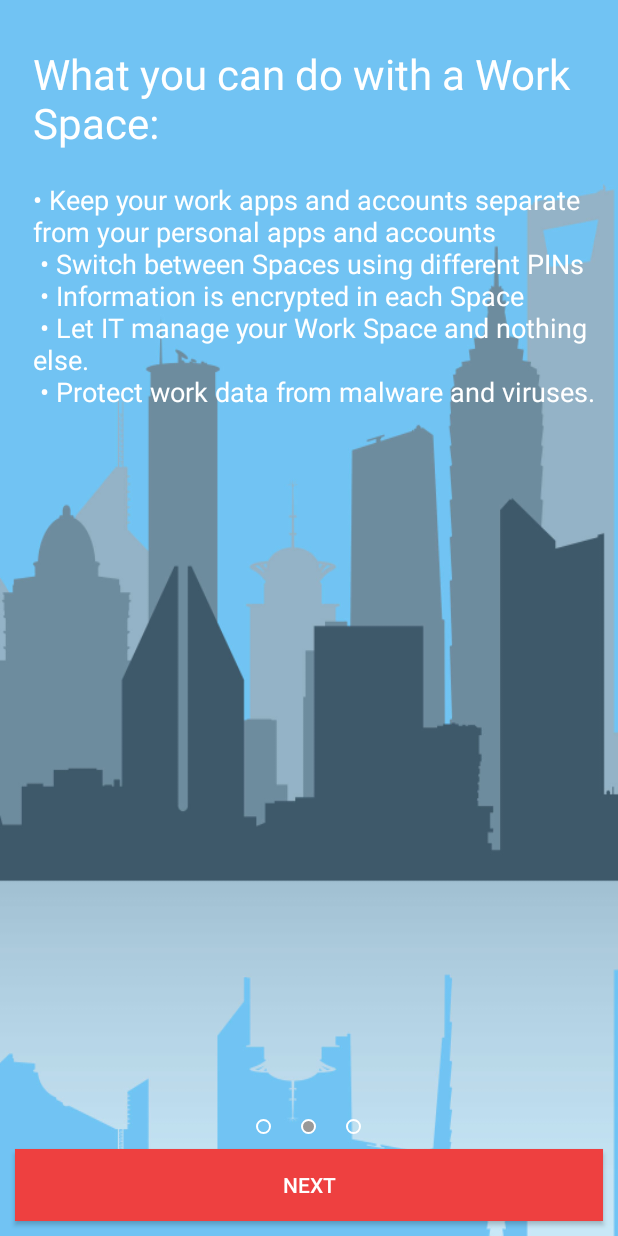
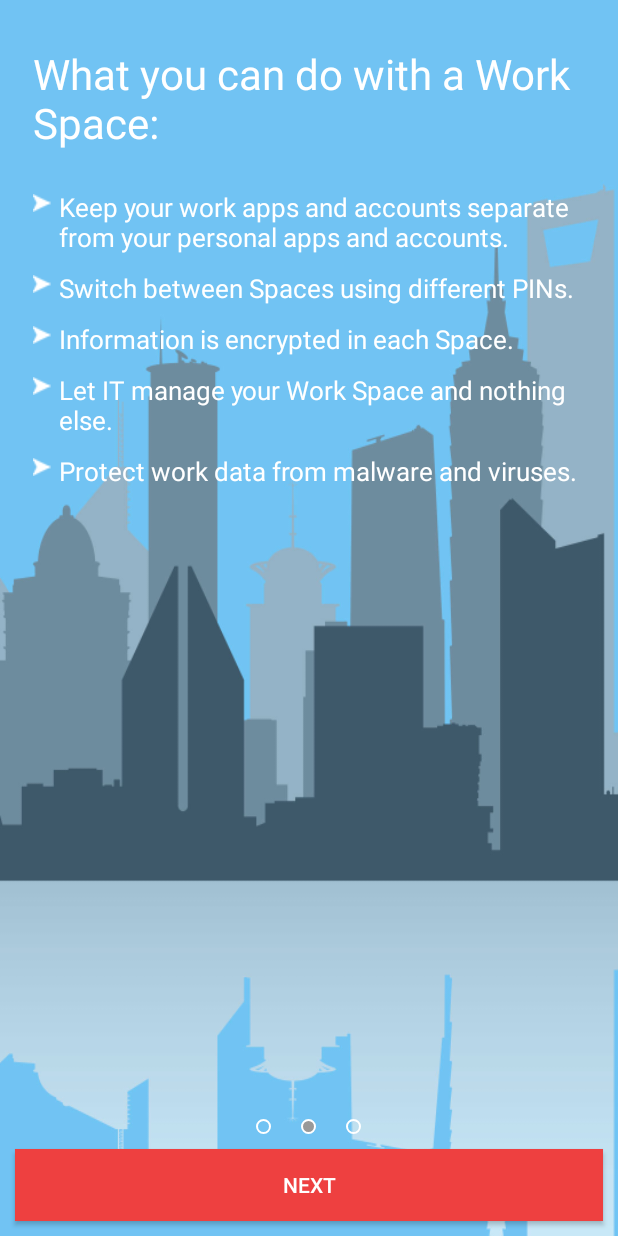
Before and after one commit to zhuanglm/Bootstrap, an Android app: the screen it shows after launch (BootstrapActivity), after a tap on "NEXT", on a phone screen of 412 x 824 dp. Run offline under Robolectric (Android 15) with nearby library versions, the phone set to English and light mode, and no system bars.

Commit message:
better feature list, cleanup

```diff
--- a/app/build.gradle
+++ b/app/build.gradle
@@ -5,7 +5,7 @@ android {
     buildToolsVersion "23.0.2"
 
     defaultConfig {
-        applicationId "com.securespaces.android.bootstrap"
+        applicationId "com.securespaces.android.bootstrap.thundersoft"
         minSdkVersion 23
         targetSdkVersion 23
         versionCode 1
--- a/app/src/main/java/com/securespaces/android/bootstrap/FragmentTwo.java
+++ b/app/src/main/java/com/securespaces/android/bootstrap/FragmentTwo.java
@@ -1,17 +1,74 @@
 package com.securespaces.android.bootstrap;
 
+import android.content.Context;
 import android.os.Bundle;
 import android.view.LayoutInflater;
 import android.view.View;
 import android.view.ViewGroup;
+import android.widget.BaseAdapter;
+import android.widget.ListView;
+import android.widget.TextView;
+
+import java.util.ArrayList;
 
 public class FragmentTwo extends InsetFragment {
+    FeatureAdapter mAdapter;
 
     @Override
     public View onCreateView(LayoutInflater inflater, ViewGroup container,
                              Bundle savedInstanceState) {
         mView = inflater.inflate(R.layout.fragment_two, container, false);
         setupInsetListener();
+
+        ListView listView = (ListView)mView.findViewById(R.id.listView);
+
+        mAdapter = new FeatureAdapter(getResources().getStringArray(R.array.space_features));
+        listView.setAdapter(mAdapter);
+
         return mView;
     }
+
+    public class FeatureAdapter extends BaseAdapter {
+        String[] mStrings;
+
+        public FeatureAdapter(String[] strings) {
+            mStrings = strings;
+        }
+
+
+        @Override
+        public int getCount() {
+            return mStrings.length;
+        }
+
+        @Override
+        public String getItem(int position) {
+            return mStrings[position];
+        }
+
+        @Override
+        public long getItemId(int position) {
+            return position;
+        }
+
+        private class ViewHolder {
+            TextView text;
+        }
+
+        @Override
+        public View getView(int position, View convertView, ViewGroup parent) {
+            ViewHolder viewHolder;
+            if (convertView == null) {
+                convertView = getActivity().getLayoutInflater().inflate(R.layout.item_feature_point, null);
+                viewHolder = new ViewHolder();
+                viewHolder.text = (TextView) convertView.findViewById(R.id.textView2);
+                convertView.setTag(viewHolder);
+            } else {
+                viewHolder = (ViewHolder) convertView.getTag();
+            }
+            viewHolder.text.setText(getItem(position));
+
+            return convertView;
+        }
+    }
 }
--- a/app/src/main/res/layout/fragment_two.xml
+++ b/app/src/main/res/layout/fragment_two.xml
@@ -15,7 +15,8 @@
         android:fitsSystemWindows="true"
         android:orientation="vertical"
         android:layout_width="match_parent"
-        android:layout_height="match_parent">
+        android:layout_height="match_parent"
+        android:layout_marginStart="@dimen/fragment_text_start_padding">
 
         <TextView
             android:layout_width="wrap_content"
@@ -24,17 +25,17 @@
             android:textSize="28sp"
             android:id="@+id/spaceNameView"
             android:layout_marginTop="@dimen/text_top_padding"
-            android:layout_marginStart="@dimen/fragment_text_start_padding"
             />
 
-        <TextView
+        <ListView
             android:layout_width="match_parent"
-            android:layout_height="wrap_content"
-            android:textSize="18sp"
-            android:layout_marginTop="20dp"
-            android:layout_marginStart="@dimen/fragment_text_start_padding"
-            android:id="@+id/featureListText"
-            android:text="@string/space_features_list"/>
+            android:layout_height="0dp"
+            android:layout_weight="1"
+            android:paddingTop="15dp"
+            android:id="@+id/listView"
+            android:divider="@null"
+            android:dividerHeight="0dp"
+            android:layout_gravity="center_horizontal" />
 
     </LinearLayout>
 </FrameLayout>
--- /dev/null
+++ b/app/src/main/res/layout/item_feature_point.xml
@@ -0,0 +1,23 @@
+<?xml version="1.0" encoding="utf-8"?>
+<LinearLayout xmlns:android="http://schemas.android.com/apk/res/android"
+    android:orientation="horizontal" android:layout_width="match_parent"
+    android:layout_height="match_parent"
+    android:paddingTop="10dp">
+
+    <ImageButton
+        android:layout_width="wrap_content"
+        android:layout_height="wrap_content"
+        android:src="@drawable/arrow"
+        android:paddingTop="3dp"
+        android:paddingEnd="5dp"
+        android:background="@android:color/transparent"
+        android:layout_gravity="center_horizontal"
+        android:id="@+id/imageButton" />
+
+    <TextView
+        android:layout_width="wrap_content"
+        android:layout_height="wrap_content"
+        android:text="@string/app_name"
+        android:textSize="@dimen/intro_fragment_small_text"
+        android:id="@+id/textView2" />
+</LinearLayout>
--- a/app/src/main/res/values/strings.xml
+++ b/app/src/main/res/values/strings.xml
@@ -1,7 +1,5 @@
 <resources>
     <string name="app_name">Bootstrap</string>
-    <string name="action_settings">Settings</string>
-    <string name="section_format">Hello World from section: %1$d</string>
 
     <!-- part 1 -->
     <string name="welcome_to">Welcome to the</string>
@@ -13,16 +11,16 @@
     <string name="space_pitch">Balance your professional and personal life with multiple Spaces</string>
 
     <string name="space_features_title">What you can do with a Work Space:</string>
-    <string name="space_features_list">
-        &#8226; Keep your work apps and accounts separate from your personal apps and accounts \n
-        &#8226; Switch between Spaces using different PINs\n
-        &#8226; Information is encrypted in each Space\n
-        &#8226; Let IT manage your Work Space and nothing else.\n
-        &#8226; Protect work data from malware and viruses.\n
-    </string>
 
     <!-- part 3 -->
     <string name="space_ready">Your Work Space is ready</string>
     <string name="space_instructions">Tap the icon to switch between your personal and work Spaces</string>
     <string name="launch">Launch</string>
+    <string-array name="space_features">
+        <item>Keep your work apps and accounts separate from your personal apps and accounts.</item>
+        <item>Switch between Spaces using different PINs.</item>
+        <item>Information is encrypted in each Space.</item>
+        <item>Let IT manage your Work Space and nothing else.</item>
+        <item>Protect work data from malware and viruses.</item>
+    </string-array>
 </resources>
```
Also changed, not shown: app/src/main/java/com/securespaces/android/bootstrap/BootstrapActivity.java (+8 -36 lines), app/src/main/res/menu/menu_bootstrap.xml (deleted, +0 -9 lines), app/src/main/res/drawable/arrow.png (added), 1 other file.
